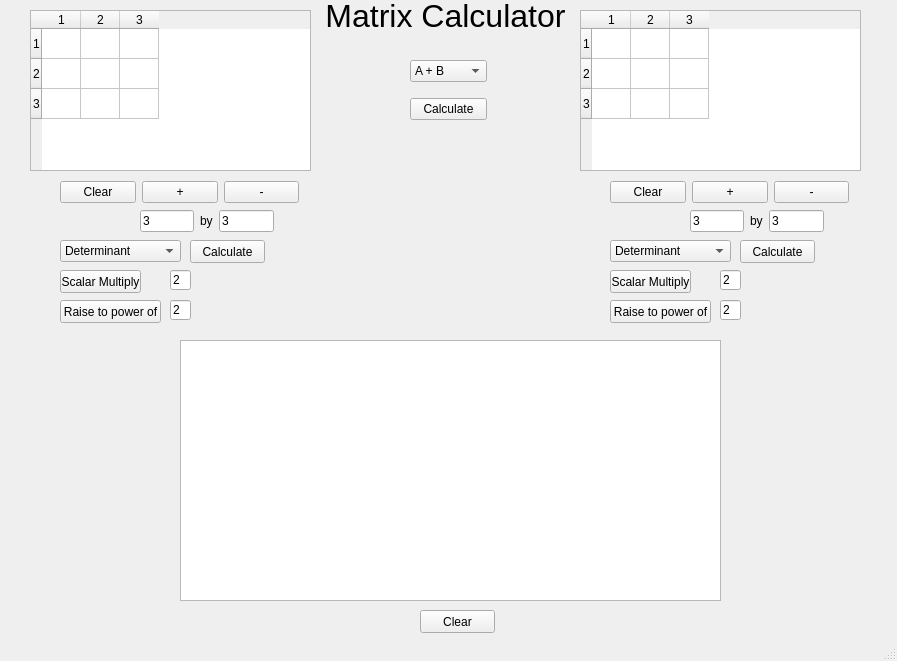
justinhay14/Matrix-Calulator-cpp, file mainwindow.ui: the form before one commit.
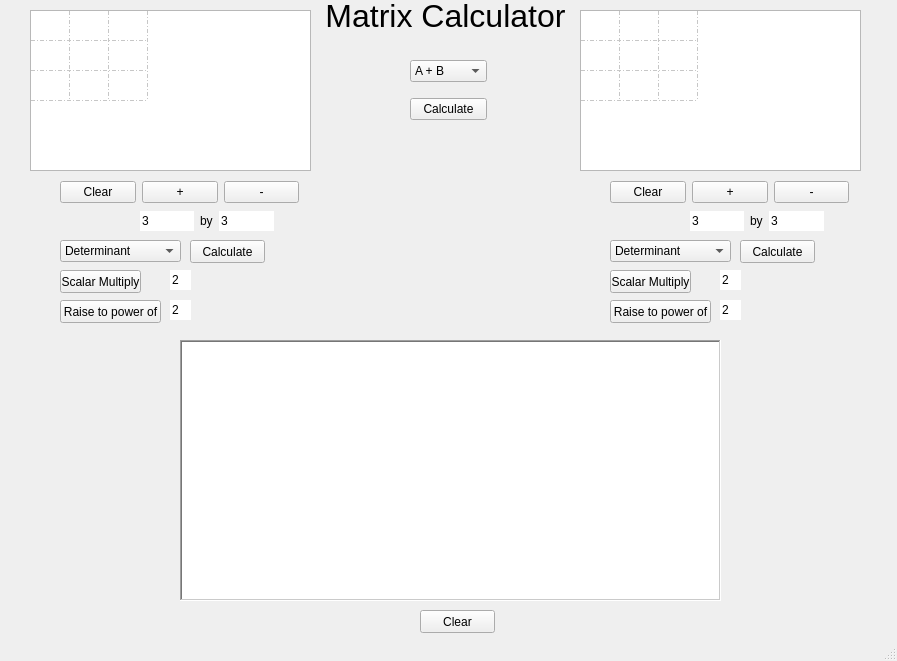
The form after the commit.

What changed in the file:
```diff
--- a/mainwindow.ui
+++ b/mainwindow.ui
@@ -26,12 +26,24 @@
     <property name="layoutDirection">
      <enum>Qt::LeftToRight</enum>
     </property>
+    <property name="frameShape">
+     <enum>QFrame::StyledPanel</enum>
+    </property>
+    <property name="showGrid">
+     <bool>true</bool>
+    </property>
     <property name="gridStyle">
-     <enum>Qt::SolidLine</enum>
+     <enum>Qt::DashDotLine</enum>
     </property>
+    <attribute name="horizontalHeaderVisible">
+     <bool>false</bool>
+    </attribute>
     <attribute name="horizontalHeaderDefaultSectionSize">
      <number>39</number>
     </attribute>
+    <attribute name="verticalHeaderVisible">
+     <bool>false</bool>
+    </attribute>
     <row>
      <property name="text">
       <string>1</string>
@@ -232,9 +244,18 @@
       <height>161</height>
      </rect>
     </property>
+    <property name="gridStyle">
+     <enum>Qt::DashDotLine</enum>
+    </property>
+    <attribute name="horizontalHeaderVisible">
+     <bool>false</bool>
+    </attribute>
     <attribute name="horizontalHeaderDefaultSectionSize">
      <number>39</number>
     </attribute>
+    <attribute name="verticalHeaderVisible">
+     <bool>false</bool>
+    </attribute>
     <row>
      <property name="text">
       <string>1</string>
@@ -413,6 +434,9 @@
     <property name="text">
      <string>2</string>
     </property>
+    <property name="frame">
+     <bool>false</bool>
+    </property>
    </widget>
    <widget class="QPushButton" name="pushButton_11">
     <property name="geometry">
@@ -439,6 +463,9 @@
     <property name="text">
      <string>2</string>
     </property>
+    <property name="frame">
+     <bool>false</bool>
+    </property>
    </widget>
    <widget class="QPushButton" name="pushButton_12">
     <property name="geometry">
@@ -495,6 +522,9 @@
     <property name="text">
      <string>2</string>
     </property>
+    <property name="frame">
+     <bool>false</bool>
+    </property>
    </widget>
    <widget class="QPushButton" name="pushButton_13">
     <property name="geometry">
@@ -534,6 +564,9 @@
     <property name="text">
      <string>2</string>
     </property>
+    <property name="frame">
+     <bool>false</bool>
+    </property>
    </widget>
    <widget class="QTextBrowser" name="textBrowser">
     <property name="geometry">
@@ -544,6 +577,12 @@
       <height>261</height>
      </rect>
     </property>
+    <property name="frameShape">
+     <enum>QFrame::WinPanel</enum>
+    </property>
+    <property name="frameShadow">
+     <enum>QFrame::Sunken</enum>
+    </property>
     <property name="html">
      <string>&lt;!DOCTYPE HTML PUBLIC &quot;-//W3C//DTD HTML 4.0//EN&quot; &quot;http://www.w3.org/TR/REC-html40/strict.dtd&quot;&gt;
 &lt;html&gt;&lt;head&gt;&lt;meta name=&quot;qrichtext&quot; content=&quot;1&quot; /&gt;&lt;style type=&quot;text/css&quot;&gt;
@@ -678,6 +717,11 @@
     <property name="font">
      <font>
       <pointsize>24</pointsize>
+      <weight>50</weight>
+      <italic>false</italic>
+      <bold>false</bold>
+      <underline>false</underline>
+      <strikeout>false</strikeout>
      </font>
     </property>
     <property name="text">
@@ -715,6 +759,9 @@
        <property name="text">
         <string>3</string>
        </property>
+       <property name="frame">
+        <bool>false</bool>
+       </property>
       </widget>
      </item>
      <item>
@@ -729,6 +776,9 @@
        <property name="text">
         <string>3</string>
        </property>
+       <property name="frame">
+        <bool>false</bool>
+       </property>
       </widget>
      </item>
     </layout>
@@ -748,6 +798,9 @@
        <property name="text">
         <string>3</string>
        </property>
+       <property name="frame">
+        <bool>false</bool>
+       </property>
       </widget>
      </item>
      <item>
@@ -762,6 +815,9 @@
        <property name="text">
         <string>3</string>
        </property>
+       <property name="frame">
+        <bool>false</bool>
+       </property>
       </widget>
      </item>
     </layout>
```
